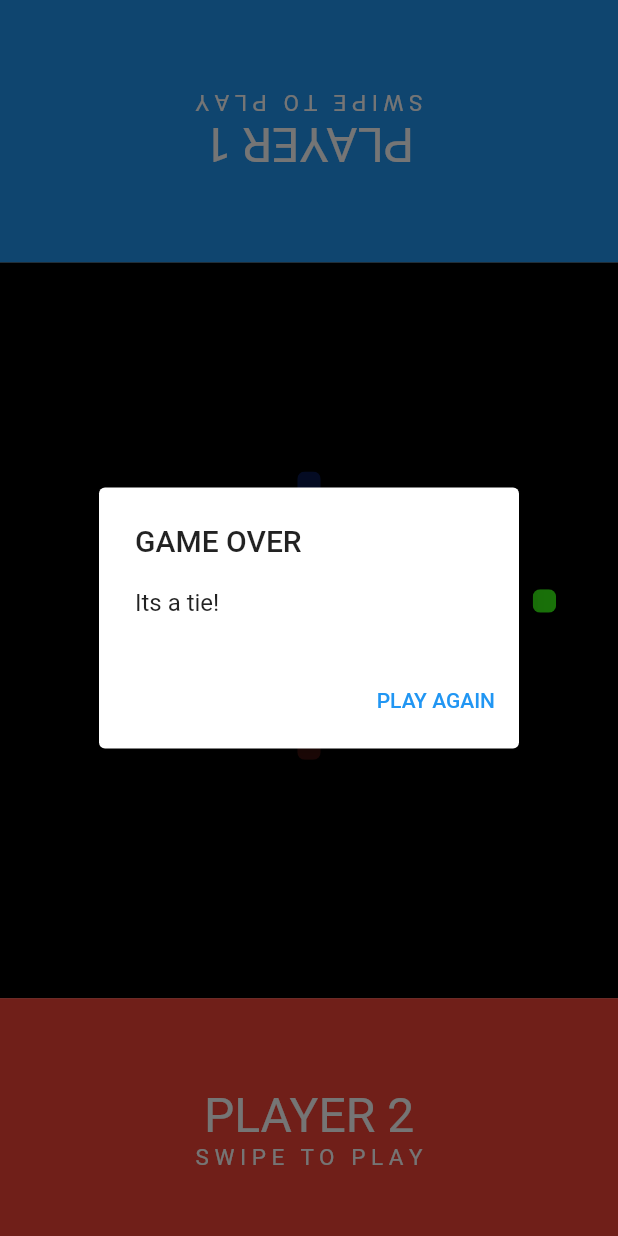
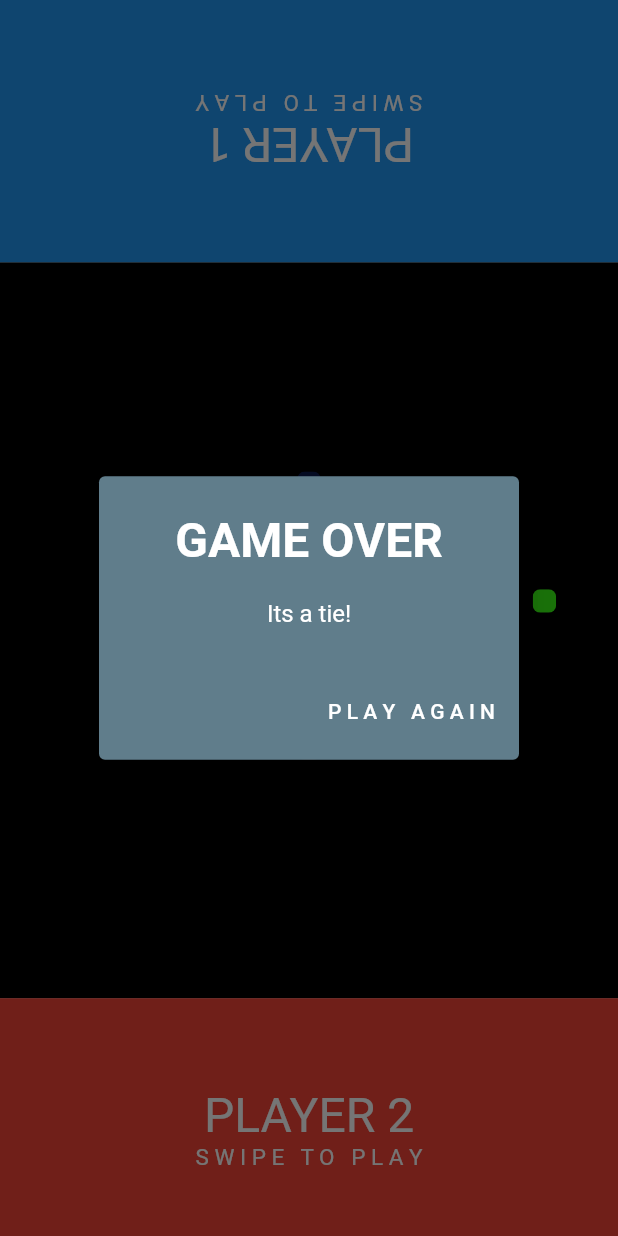
Before and after one commit to johnchen383/Snake-Duel-A-Two-Player-Snake-Game, a Flutter app: the screen it shows after launch, on a phone screen of 412 x 824 dp. Run offline on Flutter 3.47's test engine with Material 2 defaults, Android fonts, the phone set to English and light mode, and no system bars.

Commit message:
swipe functionality done... minor bug still present

```diff
--- a/lib/pages/game_page.dart
+++ b/lib/pages/game_page.dart
@@ -47,11 +47,14 @@ class _GamePageState extends State<GamePage> {
     snakeDir1 = dir1;
     snakeDir2 = dir2;
     generateSnakes();
-    Timer.periodic(Duration(milliseconds: 250), (Timer timer) {
+    Timer.periodic(Duration(milliseconds: 50), (Timer timer) {
       if (gameOver == 0) {
-        updateSnake(snake1, snakeDir1);
-        updateSnake(snake2, snakeDir2);
-        if (timer.tick % 10 == 0) {
+        updateSnakeDirection();
+        if (timer.tick % 5 == 0) {
+          updateSnake(snake1, snakeDir1);
+          updateSnake(snake2, snakeDir2);
+        }
+        if (timer.tick % 50 == 0) {
           if (food.length < 3) {
             food.add(addItem());
           }
@@ -74,7 +77,6 @@ class _GamePageState extends State<GamePage> {
 
   void updateSnake(List<int> snake, int snakeDir) {
     bool isSnake1 = snake == snake1;
-    updateSnakeDirection();
     setState(() {
       switch (snakeDir) {
         case 3:
@@ -120,12 +122,12 @@ class _GamePageState extends State<GamePage> {
       }
 
       if (isSnake1) {
-        if (snake2.sublist(0, snake2.length - 2).contains(snake1.last)) {
+        if (snake2.sublist(0, snake2.length - 1).contains(snake1.last)) {
           //snake1 ate snake 2
           gameOver = 2;
         }
       } else {
-        if (snake1.sublist(0, snake1.length - 2).contains(snake2.last)) {
+        if (snake1.sublist(0, snake1.length - 1).contains(snake2.last)) {
           //snake2 ate snake 1
           gameOver = 5;
         }
@@ -141,11 +143,30 @@ class _GamePageState extends State<GamePage> {
 
   Text alertContent() {
     if (gameOver >= 4 && gameOver < 7) {
-      return Text('Player 1 Won!');
+      return Text(
+        'Player 1 Won!',
+        style: TextStyle(color: Colors.white),
+      );
     } else if (gameOver <= 3 && gameOver > 0) {
-      return Text('Player 2 Won!');
+      return Text(
+        'Player 2 Won!',
+        style: TextStyle(color: Colors.white),
+      );
     } else {
-      return Text('Its a tie!');
+      return Text(
+        'Its a tie!',
+        style: TextStyle(color: Colors.white),
+      );
+    }
+  }
+
+  Color chooseColour() {
+    if (gameOver < 4) {
+      return Colors.red[400];
+    } else if (gameOver < 7) {
+      return Colors.blue[400];
+    } else {
+      return Colors.blueGrey;
     }
   }
 
@@ -155,11 +176,26 @@ class _GamePageState extends State<GamePage> {
       barrierDismissible: false, // user must tap button!
       builder: (BuildContext context) {
         return AlertDialog(
-          title: Text('GAME OVER'),
-          content: alertContent(),
+          title: Center(
+            child: Text(
+              'GAME OVER',
+              style: TextStyle(
+                fontWeight: FontWeight.bold,
+                fontSize: 32,
+                color: Colors.white,
+              ),
+            ),
+          ),
+          backgroundColor: chooseColour(),
+          content: Row(mainAxisAlignment: MainAxisAlignment.center, children: [
+            alertContent(),
+          ]),
           actions: <Widget>[
             TextButton(
-              child: Text('PLAY AGAIN'),
+              child: Text(
+                'P L A Y   A G A I N',
+                style: TextStyle(color: Colors.white),
+              ),
               onPressed: () {
                 Navigator.of(context).pop();
                 gameOver = 0;
```
